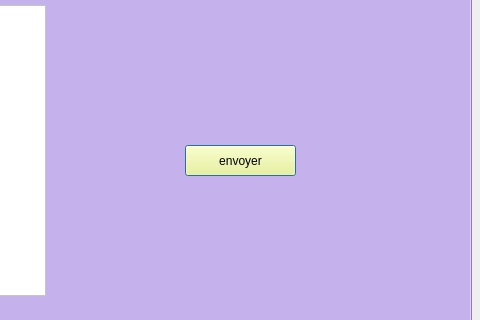
First picture: the form in gestion_clients.ui, repository RziguiMohamedAmine/Smart_cinema_2A14, before the edit; both pictures show x 649 to 1129 and y 259 to 579 of the 1286 by 715 pixel window.
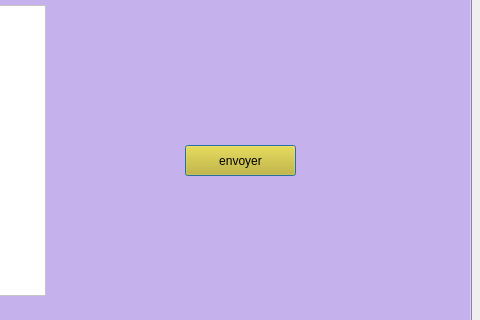
Second picture: the form after the edit. The open tabs and pages were chosen to show the change. Icons and pictures are not drawn.

Patch:
```diff
--- a/gestion_clients.ui
+++ b/gestion_clients.ui
@@ -550,7 +550,7 @@
        </property>
        <property name="styleSheet">
         <string notr="true">font: 75 12pt &quot;MS Shell Dlg 2&quot;;
-background-color: rgb(255, 255, 127);</string>
+background-color: rgb(206, 178, 16);</string>
        </property>
        <property name="text">
         <string>envoyer</string>
```
Left out of the diff: 40 changed lines with no effect on the pictures.
